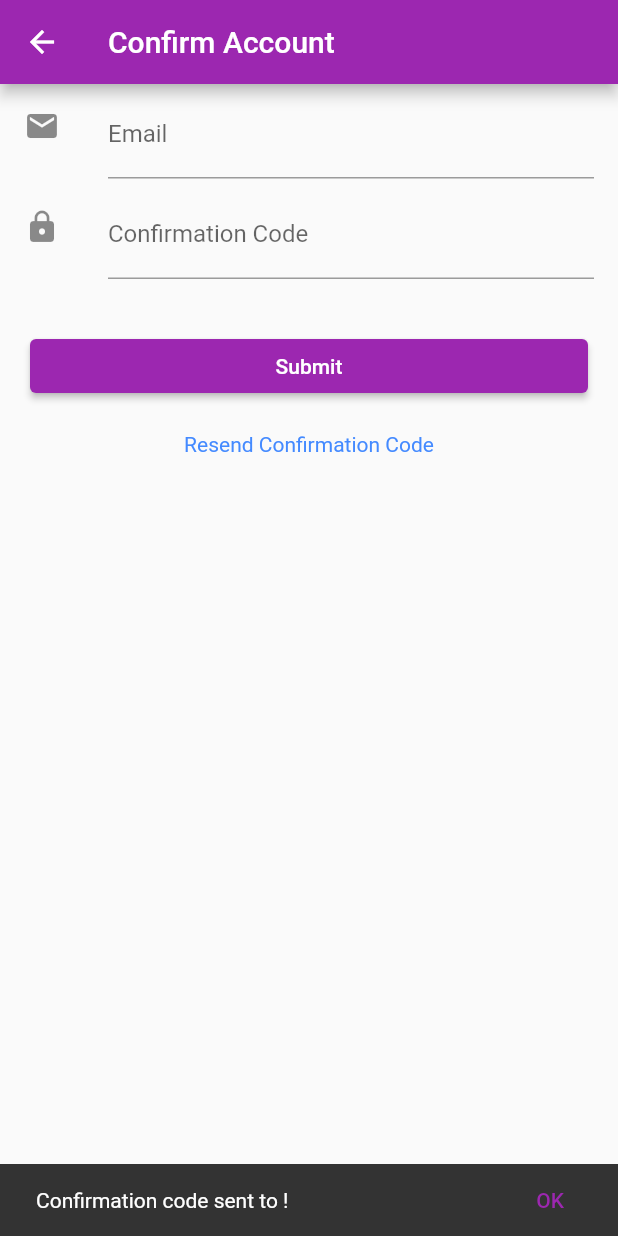
After one commit to lbal837/capstone, a Flutter app: the ConfirmationScreen screen opened directly, after a tap on "Resend Confirmation Code", on a phone screen of 412 x 824 dp. The commit adds this screen. Run offline on Flutter 3.47's test engine with Material 2 defaults, Android fonts, the phone set to English and light mode, and no system bars; our stand-ins replace shared_preferences; missing offline and left inert: amazon_cognito_identity_dart_2; accounts and stored records are empty.

Commit message:
Add confirmation, login and signup screens

```diff
--- a/frontend/lib/main.dart
+++ b/frontend/lib/main.dart
@@ -1,4 +1,9 @@
 import 'package:flutter/material.dart';
+import 'package:frontend/secrets.dart';
+import 'package:frontend/ui/confirmation/confirmation_screen.dart';
+import 'package:frontend/ui/login/login_screen.dart';
+import 'package:frontend/ui/signup/signup_screen.dart';
+import 'package:http/http.dart' as http;
 import 'package:frontend/ui/home/home.dart';
 
 void main() {
--- /dev/null
+++ b/frontend/lib/ui/confirmation/confirmation_screen.dart
@@ -0,0 +1,166 @@
+import 'package:amazon_cognito_identity_dart_2/cognito.dart';
+import 'package:flutter/material.dart';
+import 'package:frontend/auth/user_service.dart';
+import 'package:frontend/domain/user.dart';
+import 'package:frontend/secrets.dart';
+import 'package:frontend/ui/login/login_screen.dart';
+
+class ConfirmationScreen extends StatefulWidget {
+  const ConfirmationScreen({Key? key, this.email}) : super(key: key);
+
+  final String? email;
+
+  @override
+  ConfirmationScreenState createState() => ConfirmationScreenState();
+}
+
+class ConfirmationScreenState extends State<ConfirmationScreen> {
+  final GlobalKey<FormState> _formKey = GlobalKey<FormState>();
+  late String confirmationCode;
+  final User _user = User();
+  final _userService = UserService(userPool);
+
+  Future _submit(BuildContext context) async {
+    _formKey.currentState?.save();
+    var accountConfirmed = false;
+    String message;
+    try {
+      if (_user.email != null) {
+        accountConfirmed =
+            await _userService.confirmAccount(_user.email!, confirmationCode);
+        message = 'Account successfully confirmed!';
+      } else {
+        message = 'Unknown client error occurred';
+      }
+    } on CognitoClientException catch (e) {
+      if (e.code == 'InvalidParameterException' ||
+          e.code == 'CodeMismatchException' ||
+          e.code == 'NotAuthorizedException' ||
+          e.code == 'UserNotFoundException' ||
+          e.code == 'ResourceNotFoundException') {
+        message = e.message ?? e.code ?? e.toString();
+      } else {
+        message = 'Unknown client error occurred';
+      }
+    } catch (e) {
+      message = 'Unknown error occurred';
+    }
+
+    final snackBar = SnackBar(
+      content: Text(message),
+      action: SnackBarAction(
+        label: 'OK',
+        onPressed: () {
+          if (accountConfirmed) {
+            Navigator.pop(context);
+            Navigator.push(
+              context,
+              MaterialPageRoute(
+                  builder: (context) => LoginScreen(email: _user.email)),
+            );
+          }
+        },
+      ),
+      duration: const Duration(seconds: 30),
+    );
+
+    ScaffoldMessenger.of(context).showSnackBar(snackBar);
+  }
+
+  Future _resendConfirmation(BuildContext context) async {
+    _formKey.currentState?.save();
+    String message;
+    try {
+      if (_user.email != null) {
+        await _userService.resendConfirmationCode(_user.email!);
+        message = 'Confirmation code sent to ${_user.email!}!';
+      } else {
+        message = 'Unknown client error occurred';
+      }
+    } on CognitoClientException catch (e) {
+      if (e.code == 'LimitExceededException' ||
+          e.code == 'InvalidParameterException' ||
+          e.code == 'ResourceNotFoundException') {
+        message = e.message ?? e.code ?? e.toString();
+      } else {
+        message = 'Unknown client error occurred';
+      }
+    } catch (e) {
+      message = 'Unknown error occurred';
+    }
+
+    final snackBar = SnackBar(
+      content: Text(message),
+      action: SnackBarAction(
+        label: 'OK',
+        onPressed: () {},
+      ),
+      duration: const Duration(seconds: 30),
+    );
+
+    ScaffoldMessenger.of(context).showSnackBar(snackBar);
+  }
+
+  @override
+  Widget build(BuildContext context) {
+    final screenSize = MediaQuery.of(context).size;
+    return Scaffold(
+      appBar: AppBar(
+        title: const Text('Confirm Account'),
+      ),
+      body: Builder(
+          builder: (BuildContext context) => Form(
+                key: _formKey,
+                child: ListView(
+                  children: <Widget>[
+                    ListTile(
+                      leading: const Icon(Icons.email),
+                      title: TextFormField(
+                        initialValue: widget.email,
+                        decoration: const InputDecoration(
+                            hintText: 'example@inspire.my', labelText: 'Email'),
+                        keyboardType: TextInputType.emailAddress,
+                        onSaved: (n) => _user.email = n ?? '',
+                      ),
+                    ),
+                    ListTile(
+                      leading: const Icon(Icons.lock),
+                      title: TextFormField(
+                        decoration: const InputDecoration(
+                            labelText: 'Confirmation Code'),
+                        onSaved: (c) => confirmationCode = c ?? '',
+                      ),
+                    ),
+                    Container(
+                      padding: const EdgeInsets.all(20.0),
+                      width: screenSize.width,
+                      margin: const EdgeInsets.only(
+                        top: 10.0,
+                      ),
+                      child: ElevatedButton(
+                        onPressed: () {
+                          _submit(context);
+                        },
+                        child: const Text(
+                          'Submit',
+                          style: TextStyle(color: Colors.white),
+                        ),
+                      ),
+                    ),
+                    Center(
+                      child: InkWell(
+                        onTap: () {
+                          _resendConfirmation(context);
+                        },
+                        child: const Text(
+                          'Resend Confirmation Code',
+                          style: TextStyle(color: Colors.blueAccent),
+                        ),
+                      ),
+                    ),
+                  ],
+                ),
+              )),
+    );
+  }
+}
```
Also changed, not shown: frontend/lib/ui/login/login_screen.dart (+5 -2 lines), frontend/lib/ui/signup/signup_screen.dart (added, +133 -0 lines).
